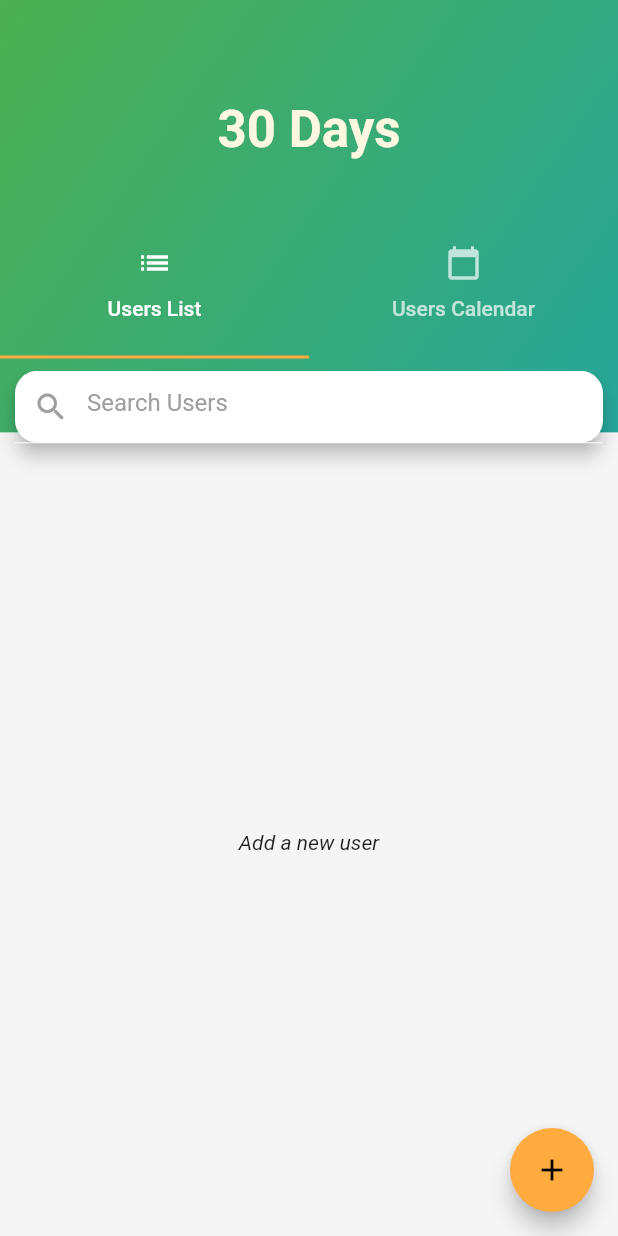
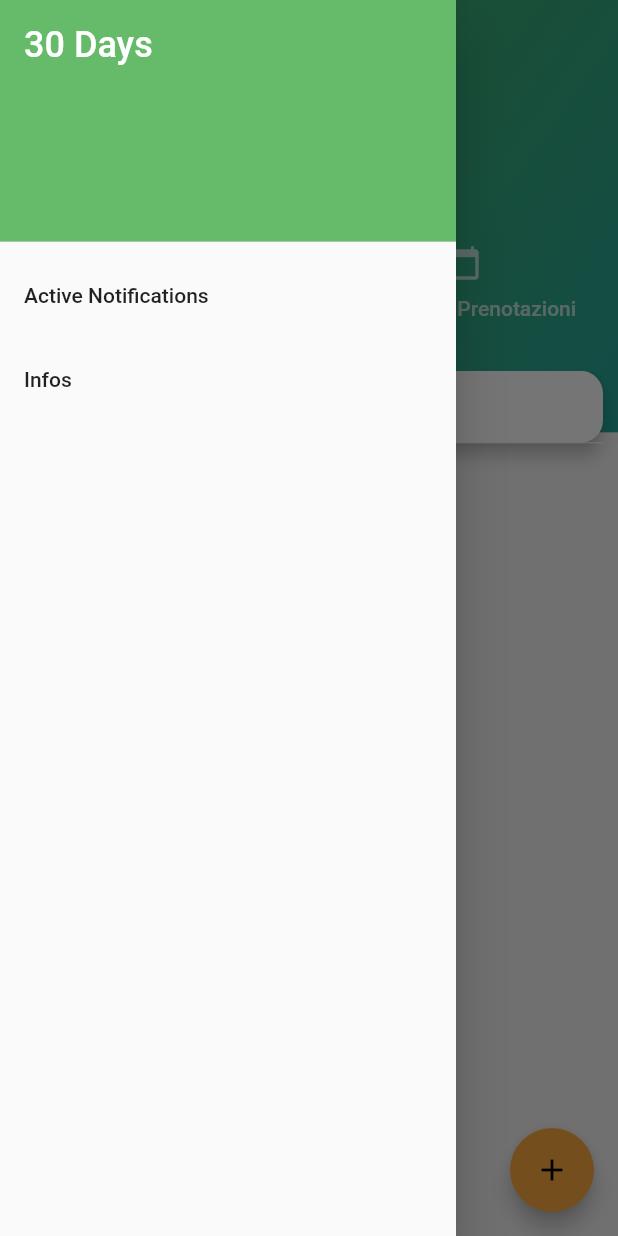
Before and after one commit to ManuelArto/30Days, a Flutter app: the screen it shows after launch, with the side drawer open (before the commit the screen has no drawer), on a phone screen of 412 x 824 dp. Run offline on Flutter 3.47's test engine with Material 2 defaults, Android fonts, the phone set to English and light mode, and no system bars; our stand-ins replace flutter_local_notifications, flutter_native_timezone, rxdart, shared_preferences, table_calendar, timezone.

Commit message:
Calendario Prenotazioni

```diff
--- a/lib/main.dart
+++ b/lib/main.dart
@@ -1,4 +1,5 @@
 import 'package:TrentaGiorni/providers/users_provider.dart';
+import 'package:TrentaGiorni/screens/active_notifications_screen.dart';
 import 'package:flutter/material.dart';
 import 'package:flutter/services.dart';
 import 'package:intl/date_symbol_data_local.dart';
@@ -43,6 +44,8 @@ class _MyAppState extends State<MyApp> {
                         selectedDate:
                             (settings.arguments as Map)["selectedDate"],
                       ));
+            case ActiveNotificationsScreen.routeName:
+              return MaterialPageRoute(builder: (context) => ActiveNotificationsScreen());
           }
         },
       ),
--- a/lib/models/user.dart
+++ b/lib/models/user.dart
@@ -4,21 +4,23 @@ class User {
   int id;
   String name, surname;
   double weight;
-  DateTime date;
+  DateTime date, nextDate;
 
   User(
       {@required this.id,
       @required this.name,
       @required this.surname,
       @required this.weight,
-      @required this.date});
+      @required this.date,
+      @required this.nextDate});
 
   User.fromJson(Map<String, dynamic> jsonData)
       : id = jsonData["id"],
         name = jsonData["name"],
         surname = jsonData["surname"],
         weight = jsonData["weight"],
-        date = DateTime.parse(jsonData["date"]);
+        date = DateTime.parse(jsonData["date"]),
+        nextDate = DateTime.parse(jsonData["nextDate"]);
 
   Map<String, dynamic> toJson() => {
         "id": id,
@@ -26,6 +28,7 @@ class User {
         "surname": surname,
         "weight": weight,
         "date": date.toIso8601String(),
+        "nextDate": nextDate.toIso8601String(),
       };
 
   void update(Map data) {
@@ -33,5 +36,6 @@ class User {
     surname = data["surname"];
     weight = data["weight"];
     date = data["date"];
+    nextDate = date.add(Duration(days: 30));
   }
 }
--- a/lib/providers/users_provider.dart
+++ b/lib/providers/users_provider.dart
@@ -13,6 +13,9 @@ class UsersProvider with ChangeNotifier {
   List<User> _users = [];
 
   get users => List<User>.from(_users);
+
+  Future<List> getActiveNotifications() async => await NotificationHelper.showActiveNotifications();
+  Future<List> getPendingNotifications() async => await NotificationHelper.showPendingNotifications();
 
   User getUserById(int id){
     return _users.firstWhere((user) => user.id == id);
@@ -46,6 +49,7 @@ class UsersProvider with ChangeNotifier {
       surname: data['surname'],
       weight: data['weight'],
       date: data['date'],
+      nextDate: data['date'].add(Duration(days: 30)),
     );
     _users.add(user);
 
--- a/lib/screens/home_screen.dart
+++ b/lib/screens/home_screen.dart
@@ -1,4 +1,5 @@
 import 'package:TrentaGiorni/screens/user_screen.dart';
+import 'package:TrentaGiorni/widgets/drawer_widget.dart';
 import 'package:TrentaGiorni/widgets/users_controller.dart';
 import 'package:flutter/material.dart';
 
@@ -13,6 +14,7 @@ class HomeScreen extends StatefulWidget {
 
 class _HomeScreenState extends State<HomeScreen> {
   DateTime selectedDate = DateTime.now();
+  final GlobalKey<ScaffoldState> _scaffoldKey = new GlobalKey<ScaffoldState>();
 
   void selectDate(DateTime selectedDate) {
     setState(() {
@@ -23,10 +25,20 @@ class _HomeScreenState extends State<HomeScreen> {
   @override
   Widget build(BuildContext context) {
     final screenSize = MediaQuery.of(context).size;
-    return Scaffold(
+    return SafeArea(
+      child: Scaffold(
+        key: _scaffoldKey,
+        drawer: DrawerWidget(),
         body: Stack(
           children: [
             GradienBackGround(height: screenSize.height * 0.35),
+            Positioned(
+              top: screenSize.height * 0.03,
+              child: IconButton(
+                  icon: Icon(Icons.menu),
+                  color: Colors.white,
+                  onPressed: () => _scaffoldKey.currentState.openDrawer()),
+            ),
             Positioned(
               top: screenSize.height * 0.08,
               width: screenSize.width,
@@ -48,11 +60,13 @@ class _HomeScreenState extends State<HomeScreen> {
         ),
         floatingActionButton: FloatingActionButton(
           child: Icon(Icons.add, color: Colors.black),
-          onPressed: () async {
+          onPressed: () {
             print(selectedDate);
             Navigator.of(context).pushNamed(UserScreen.routeName,
                 arguments: {"id": null, "selectedDate": selectedDate});
-          }),
+          },
+        ),
+      ),
     );
   }
 }
--- /dev/null
+++ b/lib/widgets/drawer_widget.dart
@@ -0,0 +1,40 @@
+import 'package:TrentaGiorni/screens/active_notifications_screen.dart';
+import 'package:flutter/material.dart';
+
+class DrawerWidget extends StatelessWidget {
+  @override
+  Widget build(BuildContext context) {
+    return Drawer(
+      child: ListView(
+        // Important: Remove any padding from the ListView.
+        padding: EdgeInsets.zero,
+        children: <Widget>[
+          DrawerHeader(
+            child: Text(
+              '30 Days',
+              style: TextStyle(color: Colors.white, fontSize: 24),
+            ),
+            decoration: BoxDecoration(
+              color: Colors.green[400],
+            ),
+          ),
+          ListTile(
+            title: Text('Active Notifications'),
+            onTap: () async {
+              await Navigator.of(context)
+                  .pushNamed(ActiveNotificationsScreen.routeName);
+              Navigator.of(context).pop();
+            },
+          ),
+          ListTile(
+            title: Text('Infos'),
+            onTap: () {
+              // Update the state of the app.
+              // ...
+            },
+          ),
+        ],
+      ),
+    );
+  }
+}
--- a/lib/widgets/user_card.dart
+++ b/lib/widgets/user_card.dart
@@ -18,10 +18,10 @@ class UserCard extends StatelessWidget {
   Widget build(BuildContext context) {
     return Card(
       margin: EdgeInsets.only(
-          top: 0,
+          top: 5,
           left: 10.0,
           right: 10.0,
-          bottom: index + 1 == usersLength ? 100.0 : 7.0),
+          bottom: index + 1 == usersLength ? 400.0 : 7.0),
       elevation: 4,
       shadowColor: Colors.green[300],
       shape: RoundedRectangleBorder(
@@ -33,7 +33,7 @@ class UserCard extends StatelessWidget {
           style: TextStyle(fontWeight: FontWeight.bold, fontSize: 15.0),
         ),
         subtitle: Text(
-            "Peso: ${user.weight}Kg \t\t In data: ${DateFormat('dd/MM/yyyy').format(user.date)}"),
+            'Peso: ${user.weight}Kg \t\t ${DateFormat('dd/MM/yyyy').format(user.date)} - ${DateFormat('dd/MM/yyyy').format(user.nextDate)}'),
         trailing: IconButton(
           icon: Icon(Icons.edit),
           color: Colors.teal[300],
--- a/lib/widgets/users_controller.dart
+++ b/lib/widgets/users_controller.dart
@@ -39,8 +39,8 @@ class _UsersControllerState extends State<UsersController>
           width: widget.screenSize.width,
           child: TabBar(
             tabs: [
-              Tab(text: "Users List", icon: Icon(Icons.list)),
-              Tab(text: "Users Calendar", icon: Icon(Icons.calendar_today)),
+              Tab(text: "Lista Utenti", icon: Icon(Icons.list)),
+              Tab(text: "Calendario Prenotazioni", icon: Icon(Icons.calendar_today)),
             ],
             controller: _tabController,
           ),
```
Also changed, not shown: lib/helpers/notification_helper.dart (+8 -6 lines), lib/screens/active_notifications_screen.dart (added, +24 -0 lines), lib/widgets/user_calendar.dart (+3 -4 lines). Lines whose indentation alone changed are shown as unchanged.
